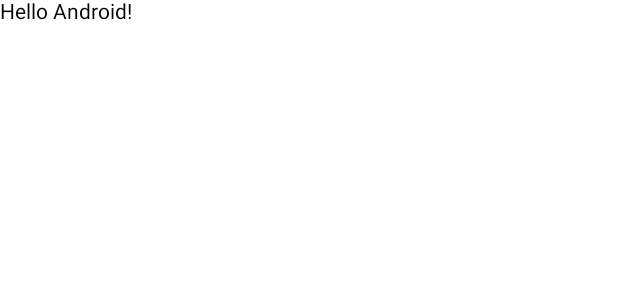
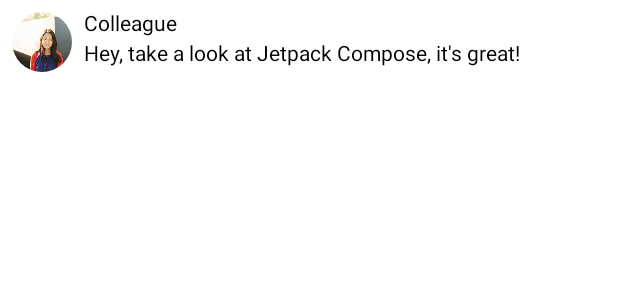
Before and after one commit to shxun6934/android-jetpack-compose-tutorial, an Android app built with Jetpack Compose: the @Preview function PreviewMessageCard, on a phone screen of 412 x 824 dp. Shown: the top 300 px of the screen. Run offline under Robolectric (Android 15) with nearby library versions, the phone set to English and light mode, and no system bars.

Commit message:
Layout MessageCard

```diff
--- a/app/src/main/java/com/shunichi/compose_tutorial/MainActivity.kt
+++ b/app/src/main/java/com/shunichi/compose_tutorial/MainActivity.kt
@@ -3,27 +3,67 @@ package com.shunichi.compose_tutorial
 import android.os.Bundle
 import androidx.activity.ComponentActivity
 import androidx.activity.compose.setContent
+import androidx.compose.foundation.Image
+import androidx.compose.foundation.layout.Column
+import androidx.compose.foundation.layout.Row
+import androidx.compose.foundation.layout.Spacer
+import androidx.compose.foundation.layout.height
+import androidx.compose.foundation.layout.padding
+import androidx.compose.foundation.layout.size
+import androidx.compose.foundation.layout.width
+import androidx.compose.foundation.shape.CircleShape
 import androidx.compose.material.Text
 import androidx.compose.runtime.Composable
+import androidx.compose.ui.Modifier
+import androidx.compose.ui.draw.clip
+import androidx.compose.ui.res.painterResource
 import androidx.compose.ui.tooling.preview.Preview
+import androidx.compose.ui.unit.dp
 
 class MainActivity : ComponentActivity() {
     override fun onCreate(savedInstanceState: Bundle?) {
         super.onCreate(savedInstanceState)
         setContent {
             // Text("Hello world!")
-            MessageCard("Android")
+            // MessageCard("Android")
+            MessageCard(Message("Android", "Jetpack Compose"))
         }
     }
 }
+
+data class Message(val author: String, val body: String)
 
 @Composable
 fun MessageCard(name: String) {
     Text(text = "Hello $name!")
 }
 
+@Composable
+fun MessageCard(msg: Message) {
+    Row(modifier = Modifier.padding(all = 8.dp)) {
+        Image(
+            painter = painterResource(R.drawable.profile_picture),
+            contentDescription = "Contact profile picture",
+            modifier = Modifier
+                .size(40.dp)
+                .clip(CircleShape)
+        )
+
+        Spacer(modifier = Modifier.width(8.dp))
+
+        Column {
+            Text(text = msg.author)
+            Spacer(modifier = Modifier.height(4.dp))
+            Text(text = msg.body)
+        }
+    }
+}
+
 @Preview
 @Composable
 fun PreviewMessageCard() {
-    MessageCard("Android")
+    // MessageCard("Android")
+    MessageCard(
+        msg = Message("Colleague", "Hey, take a look at Jetpack Compose, it's great!")
+    )
 }
```
Also changed, not shown: app/src/main/res/drawable/profile_picture.png (added).
